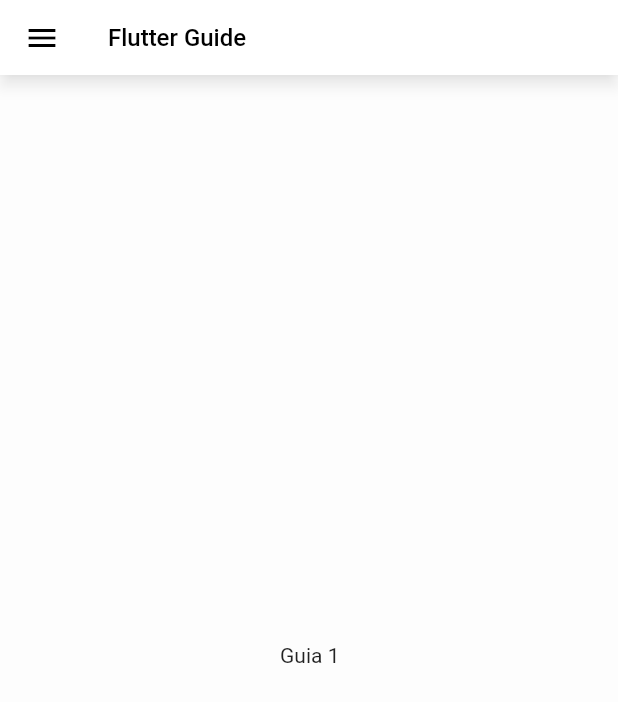
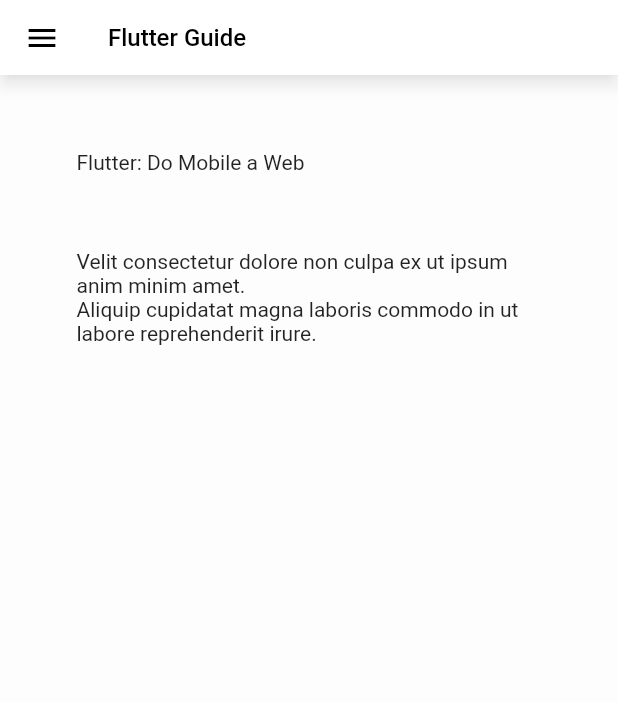
Before and after one commit to ArtMasson/flutter_guide_whitelabel, a Flutter app: the GuideHomePage screen opened by its route, on a phone screen of 412 x 824 dp. Shown: the top 702 px of the screen. Run offline on Flutter 3.47's test engine with Material 2 defaults, Android fonts, the phone set to English and light mode, and no system bars; our stand-ins replace flutter_modular, get, url_strategy.

Commit message:
Added DefaultGuidePageWidget and refactor

```diff
--- a/lib/app/modules/guide/presentation/consts/guides_list.dart
+++ b/lib/app/modules/guide/presentation/consts/guides_list.dart
@@ -1,17 +1,31 @@
-import 'package:flutter_guide_whitelabel/app/modules/guide/presentation/pages/guide_home/models/guide_model.dart';
+import '../models/guide_model.dart';
 
 final List<GuideModel> guidesList = [
   GuideModel(
     title: 'Flutter: Do Mobile a Web',
     route: 'page1',
+    description: [
+      'Velit consectetur dolore non culpa ex ut ipsum anim minim amet.',
+      'Aliquip cupidatat magna laboris commodo in ut labore reprehenderit irure.',
+    ],
   ),
   GuideModel(
     title: 'Title 2',
     route: 'page2',
+    description: [
+      'Cupidatat esse labore reprehenderit sit duis laborum.',
+      'Amet commodo consectetur ut consectetur ipsum fugiat.',
+      'Aute sint anim velit adipisicing adipisicing occaecat fugiat consectetur aute tempor ipsum nostrud labore et.',
+    ],
   ),
   GuideModel(
     title:
         'Ea sint laboris cillum est labore anim duis in minim excepteur laborum reprehenderit. Dolor sit dolore cillum ut nostrud deserunt et nisi id minim ut. Non eiusmod culpa incididunt ullamco commodo enim non duis velit anim. Magna et nostrud consectetur nulla reprehenderit in ex commodo officia. Cupidatat proident non ullamco id est elit tempor ad est culpa voluptate adipisicing eiusmod nulla.',
     route: 'page3',
+    description: [
+      'Consectetur exercitation in enim excepteur culpa ad aute quis exercitation ut consectetur fugiat minim ad. Veniam nulla incididunt fugiat incididunt ut ad veniam. Duis amet duis eiusmod sint duis est deserunt.',
+      'Veniam sint exercitation cupidatat esse duis consequat aliquip qui. Veniam anim laborum ad adipisicing nulla ad nulla. Non aliquip mollit qui mollit aute incididunt nostrud et officia sunt velit.',
+      'Eiusmod qui duis voluptate ad id mollit non anim dolor. Sunt eu officia excepteur mollit adipisicing sunt ea ut. Lorem non enim ut exercitation sit velit. Aliquip eu aliqua nisi consequat culpa ullamco ex exercitation exercitation do.',
+    ],
   ),
 ];
--- a/lib/app/modules/guide/presentation/pages/guide_home/models/guide_model.dart
+++ b/lib/app/modules/guide/presentation/models/guide_model.dart
@@ -1,11 +1,13 @@
 class GuideModel {
   final String title;
   final String route;
+  final List<String> description;
 
   bool selected = false;
 
   GuideModel({
     required this.title,
     required this.route,
+    required this.description,
   });
 }
--- a/lib/app/modules/guide/presentation/pages/guide_home/guide_home_controller.dart
+++ b/lib/app/modules/guide/presentation/pages/guide_home/guide_home_controller.dart
@@ -1,7 +1,7 @@
 import 'package:flutter_modular/flutter_modular.dart';
 
+import '../../models/guide_model.dart';
 import 'guide_home_store.dart';
-import 'models/guide_model.dart';
 
 class GuideHomeController {
   final GuideHomeStore store;
--- a/lib/app/modules/guide/presentation/pages/guide_home/guide_home_store.dart
+++ b/lib/app/modules/guide/presentation/pages/guide_home/guide_home_store.dart
@@ -1,5 +1,6 @@
-import 'package:flutter_guide_whitelabel/app/modules/guide/presentation/pages/guide_home/models/guide_model.dart';
 import 'package:get/get.dart';
+
+import '../../models/guide_model.dart';
 
 class GuideHomeStore {
   final Rx<GuideModel?> _selectedGuide = Rx<GuideModel?>(null);
--- a/lib/app/modules/guide/presentation/pages/guide_home/widgets/guide_drawer.dart
+++ b/lib/app/modules/guide/presentation/pages/guide_home/widgets/guide_drawer.dart
@@ -1,6 +1,6 @@
 import 'package:flutter/material.dart';
 
-import '../models/guide_model.dart';
+import '../../../models/guide_model.dart';
 import 'guide_sidebar_widget.dart';
 
 class GuideDrawerWidget extends StatelessWidget {
--- a/lib/app/modules/guide/presentation/pages/guide_home/widgets/guide_list/guide_tile_list_widget.dart
+++ b/lib/app/modules/guide/presentation/pages/guide_home/widgets/guide_list/guide_tile_list_widget.dart
@@ -1,6 +1,6 @@
 import 'package:flutter/material.dart';
 
-import '../../models/guide_model.dart';
+import '../../../../models/guide_model.dart';
 import 'guide_tile_widget.dart';
 
 class GuideTileListWidget extends StatelessWidget {
--- a/lib/app/modules/guide/presentation/pages/guide_home/widgets/guide_list/guide_tile_widget.dart
+++ b/lib/app/modules/guide/presentation/pages/guide_home/widgets/guide_list/guide_tile_widget.dart
@@ -1,5 +1,6 @@
 import 'package:flutter/material.dart';
-import 'package:flutter_guide_whitelabel/app/modules/guide/presentation/pages/guide_home/models/guide_model.dart';
+
+import '../../../../models/guide_model.dart';
 
 class GuideTileWidget extends StatelessWidget {
   final GuideModel guide;
--- a/lib/app/modules/guide/presentation/pages/guide_home/widgets/guide_sidebar_widget.dart
+++ b/lib/app/modules/guide/presentation/pages/guide_home/widgets/guide_sidebar_widget.dart
@@ -1,6 +1,7 @@
 import 'package:flutter/material.dart';
-import 'package:flutter_guide_whitelabel/app/modules/guide/presentation/pages/guide_home/models/guide_model.dart';
 import 'package:flutter_guide_whitelabel/app/modules/guide/presentation/pages/guide_home/widgets/guide_list/guide_tile_list_widget.dart';
+
+import '../../../models/guide_model.dart';
 
 class GuideSidebarWidget extends StatelessWidget {
   final List<GuideModel> guides;
--- /dev/null
+++ b/lib/app/modules/guide/presentation/widgets/default_guide_page_widget.dart
@@ -0,0 +1,45 @@
+import 'package:flutter/material.dart';
+
+class DefaultGuidePageWidget extends StatelessWidget {
+  final String title;
+  final String imageUrl;
+  final List<String> description;
+
+  const DefaultGuidePageWidget({
+    required this.title,
+    required this.imageUrl,
+    required this.description,
+    Key? key,
+  }) : super(key: key);
+
+  @override
+  Widget build(BuildContext context) {
+    return Container(
+      color: const Color.fromRGBO(253, 253, 253, 1),
+      padding: const EdgeInsets.symmetric(horizontal: 50),
+      child: Column(
+        crossAxisAlignment: CrossAxisAlignment.start,
+        children: [
+          const SizedBox(
+            height: 50,
+          ),
+          Text(
+            title,
+          ),
+          const SizedBox(
+            height: 50,
+          ),
+          Expanded(
+            child: ListView(
+              children: description
+                  .map(
+                    (e) => Text(e),
+                  )
+                  .toList(),
+            ),
+          ),
+        ],
+      ),
+    );
+  }
+}
```
Also changed, not shown: lib/app/modules/guide/presentation/consts/guides_route.dart (+18 -39 lines).
